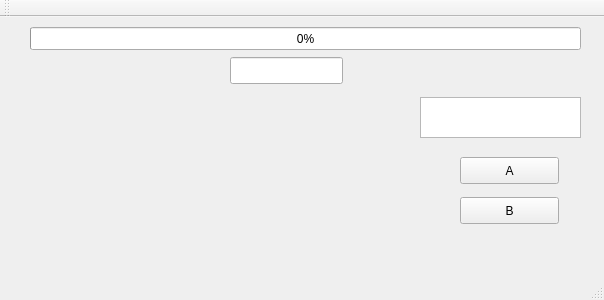
First picture: the form in Yun_seok/Project_Ver_0_0_1/mainwindow.ui, repository ooss1/MyProject, before the edit.
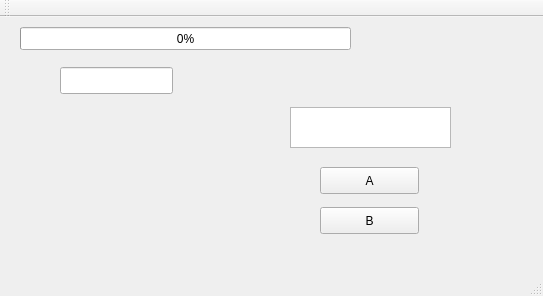
Second picture: the form after the edit. Icons and pictures are not drawn.

Patch:
```diff
--- a/Yun_seok/Project_Ver_0_0_1/mainwindow.ui
+++ b/Yun_seok/Project_Ver_0_0_1/mainwindow.ui
@@ -6,8 +6,8 @@
    <rect>
     <x>0</x>
     <y>0</y>
-    <width>604</width>
-    <height>300</height>
+    <width>543</width>
+    <height>296</height>
    </rect>
   </property>
   <property name="windowTitle">
@@ -41,8 +41,8 @@
    <widget class="QPushButton" name="right_button">
     <property name="geometry">
      <rect>
-      <x>300</x>
-      <y>120</y>
+      <x>130</x>
+      <y>130</y>
       <width>61</width>
       <height>61</height>
      </rect>
@@ -88,8 +88,8 @@
    <widget class="QPushButton" name="Left_button">
     <property name="geometry">
      <rect>
-      <x>220</x>
-      <y>120</y>
+      <x>50</x>
+      <y>130</y>
       <width>61</width>
       <height>61</height>
      </rect>
@@ -135,8 +135,8 @@
    <widget class="QPushButton" name="Acc_button">
     <property name="geometry">
      <rect>
-      <x>260</x>
-      <y>80</y>
+      <x>90</x>
+      <y>90</y>
       <width>61</width>
       <height>61</height>
      </rect>
@@ -182,8 +182,8 @@
    <widget class="QPushButton" name="break_button">
     <property name="geometry">
      <rect>
-      <x>260</x>
-      <y>160</y>
+      <x>90</x>
+      <y>170</y>
       <width>61</width>
       <height>61</height>
      </rect>
@@ -229,21 +229,24 @@
    <widget class="QProgressBar" name="progressBar">
     <property name="geometry">
      <rect>
-      <x>30</x>
+      <x>20</x>
       <y>10</y>
-      <width>551</width>
+      <width>331</width>
       <height>23</height>
      </rect>
     </property>
     <property name="value">
      <number>0</number>
     </property>
+    <property name="textVisible">
+     <bool>true</bool>
+    </property>
    </widget>
    <widget class="QPushButton" name="button_A">
     <property name="geometry">
      <rect>
-      <x>460</x>
-      <y>140</y>
+      <x>320</x>
+      <y>150</y>
       <width>99</width>
       <height>27</height>
      </rect>
@@ -255,8 +258,8 @@
    <widget class="QPushButton" name="button_B">
     <property name="geometry">
      <rect>
-      <x>460</x>
-      <y>180</y>
+      <x>320</x>
+      <y>190</y>
       <width>99</width>
       <height>27</height>
      </rect>
@@ -268,8 +271,8 @@
    <widget class="QLineEdit" name="lineEdit">
     <property name="geometry">
      <rect>
-      <x>230</x>
-      <y>40</y>
+      <x>60</x>
+      <y>50</y>
       <width>113</width>
       <height>27</height>
      </rect>
@@ -278,8 +281,8 @@
    <widget class="QGraphicsView" name="graphicsView">
     <property name="geometry">
      <rect>
-      <x>420</x>
-      <y>80</y>
+      <x>290</x>
+      <y>90</y>
       <width>161</width>
       <height>41</height>
      </rect>
```
Left out of the diff: 22 changed lines with no effect on the pictures.
